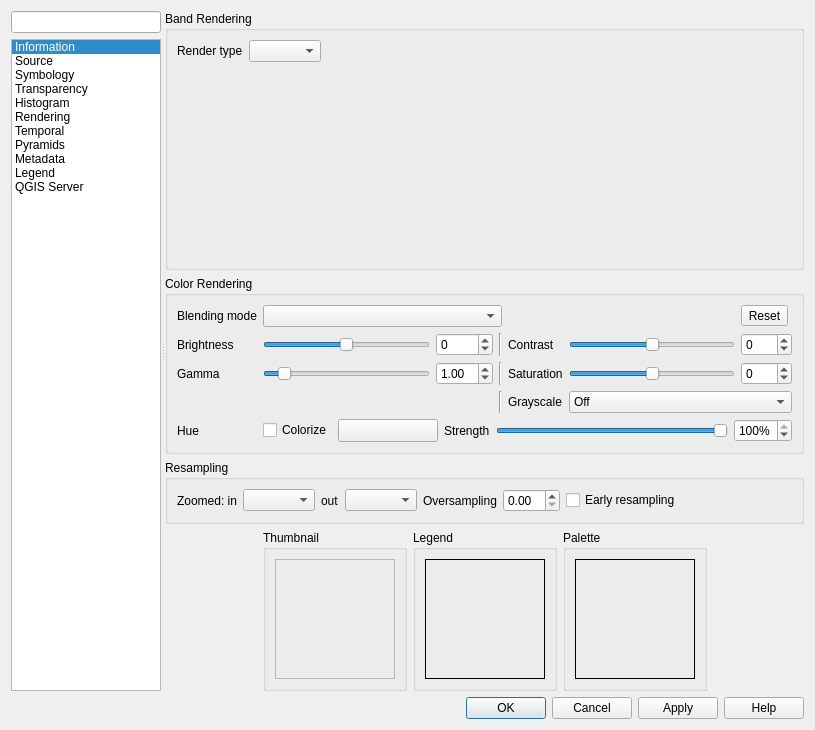
This is src/ui/qgsrasterlayerpropertiesbase.ui in qgis/QGIS as Qt 5 draws it before an edit. The edited form follows.
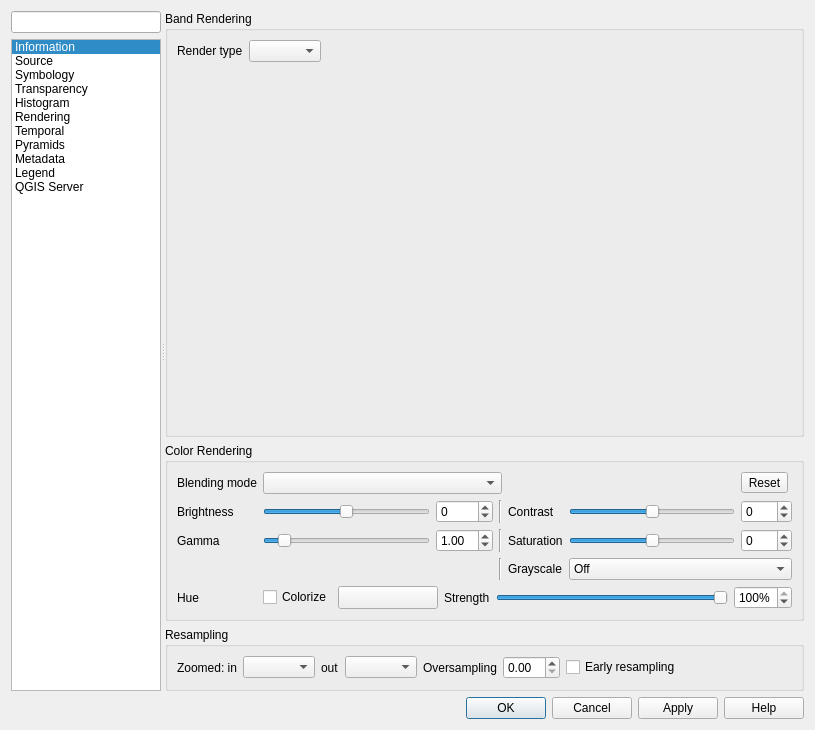
This is the edited form. The open tabs and pages were chosen to show the change. Icons and pictures are not drawn. Custom widgets are drawn as their Qt base class.

Commit message:
Remove layer/legend/palette preview from raster layer properties
These boxes were not very useful - two of them (legend and palette)
have been disabled for many years now, and the layer preview was
occasionally causing an exception when used with contour renderer,
which caused the raster properties dialog to fail to load at all.

See https://lists.osgeo.org/pipermail/qgis-developer/2020-November/062651.html

Diff of the .ui file:
```diff
--- a/src/ui/qgsrasterlayerpropertiesbase.ui
+++ b/src/ui/qgsrasterlayerpropertiesbase.ui
@@ -1243,129 +1243,6 @@
                  </layout>
                 </widget>
                </item>
-               <item>
-                <layout class="QHBoxLayout" name="horizontalLayout_10">
-                 <item>
-                  <spacer name="spacer_2">
-                   <property name="orientation">
-                    <enum>Qt::Horizontal</enum>
-                   </property>
-                   <property name="sizeHint" stdset="0">
-                    <size>
-                     <width>0</width>
-                     <height>20</height>
-                    </size>
-                   </property>
-                  </spacer>
-                 </item>
-                 <item>
-                  <widget class="QGroupBox" name="groupBox10">
-                   <property name="title">
-                    <string>Thumbnail</string>
-                   </property>
-                   <layout class="QGridLayout" name="_7">
-                    <item row="0" column="0">
-                     <widget class="QLabel" name="pixmapThumbnail">
-                      <property name="minimumSize">
-                       <size>
-                        <width>120</width>
-                        <height>120</height>
-                       </size>
-                      </property>
-                      <property name="maximumSize">
-                       <size>
-                        <width>120</width>
-                        <height>120</height>
-                       </size>
-                      </property>
-                      <property name="frameShape">
-                       <enum>QFrame::StyledPanel</enum>
-                      </property>
-                      <property name="scaledContents">
-                       <bool>true</bool>
-                      </property>
-                     </widget>
-                    </item>
-                   </layout>
-                  </widget>
-                 </item>
-                 <item>
-                  <widget class="QGroupBox" name="groupBox9">
-                   <property name="title">
-                    <string>Legend</string>
-                   </property>
-                   <layout class="QGridLayout" name="_8">
-                    <item row="0" column="0">
-                     <widget class="QLabel" name="pixmapLegend">
-                      <property name="minimumSize">
-                       <size>
-                        <width>120</width>
-                        <height>120</height>
-                       </size>
-                      </property>
-                      <property name="maximumSize">
-                       <size>
-                        <width>120</width>
-                        <height>120</height>
-                       </size>
-                      </property>
-                      <property name="frameShape">
-                       <enum>QFrame::Box</enum>
-                      </property>
-                      <property name="scaledContents">
-                       <bool>true</bool>
-                      </property>
-                     </widget>
-                    </item>
-                   </layout>
-                  </widget>
-                 </item>
-                 <item>
-                  <widget class="QGroupBox" name="groupBox8">
-                   <property name="title">
-                    <string>Palette</string>
-                   </property>
-                   <layout class="QGridLayout" name="_9">
-                    <item row="0" column="0">
-                     <widget class="QLabel" name="pixmapPalette">
-                      <property name="minimumSize">
-                       <size>
-                        <width>120</width>
-                        <height>120</height>
-                       </size>
-                      </property>
-                      <property name="maximumSize">
-                       <size>
-                        <width>120</width>
-                        <height>120</height>
-                       </size>
-                      </property>
-                      <property name="frameShape">
-                       <enum>QFrame::Box</enum>
-                      </property>
-                      <property name="scaledContents">
-                       <bool>true</bool>
-                      </property>
-                     </widget>
-                    </item>
-                   </layout>
-                  </widget>
-                 </item>
-                 <item>
-                  <spacer name="spacer">
-                   <property name="orientation">
-                    <enum>Qt::Horizontal</enum>
-                   </property>
-                   <property name="sizeHint" stdset="0">
-                    <size>
-                     <width>0</width>
-                     <height>20</height>
-                    </size>
-                   </property>
-                  </spacer>
-                 </item>
-                </layout>
-               </item>
                <item>
                 <spacer name="verticalSpacer">
                  <property name="orientation">
```
The commit also changes 1 other file.
